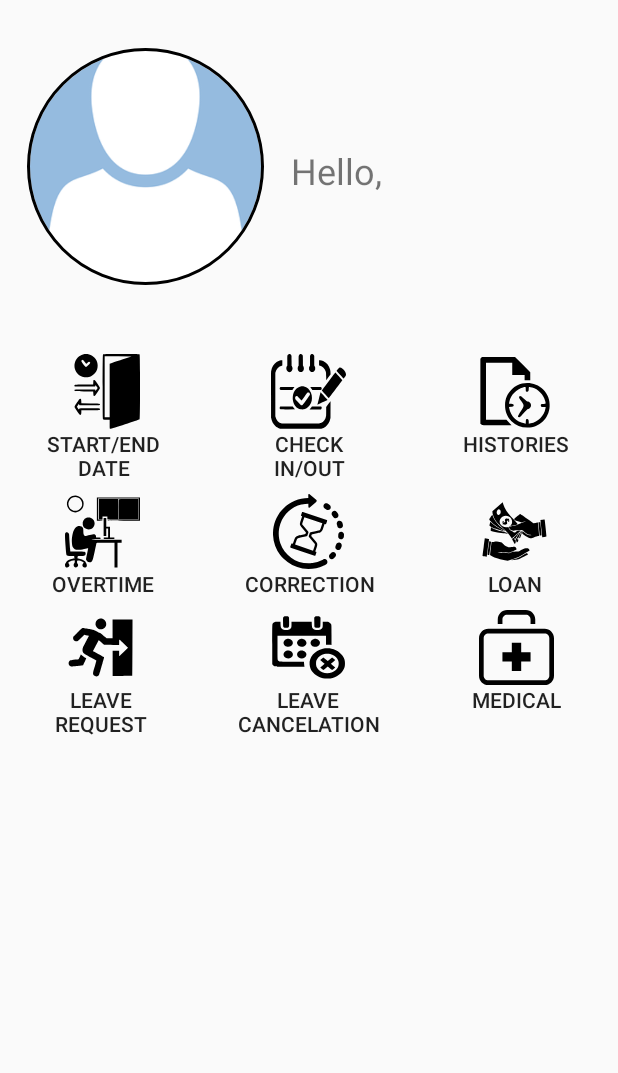
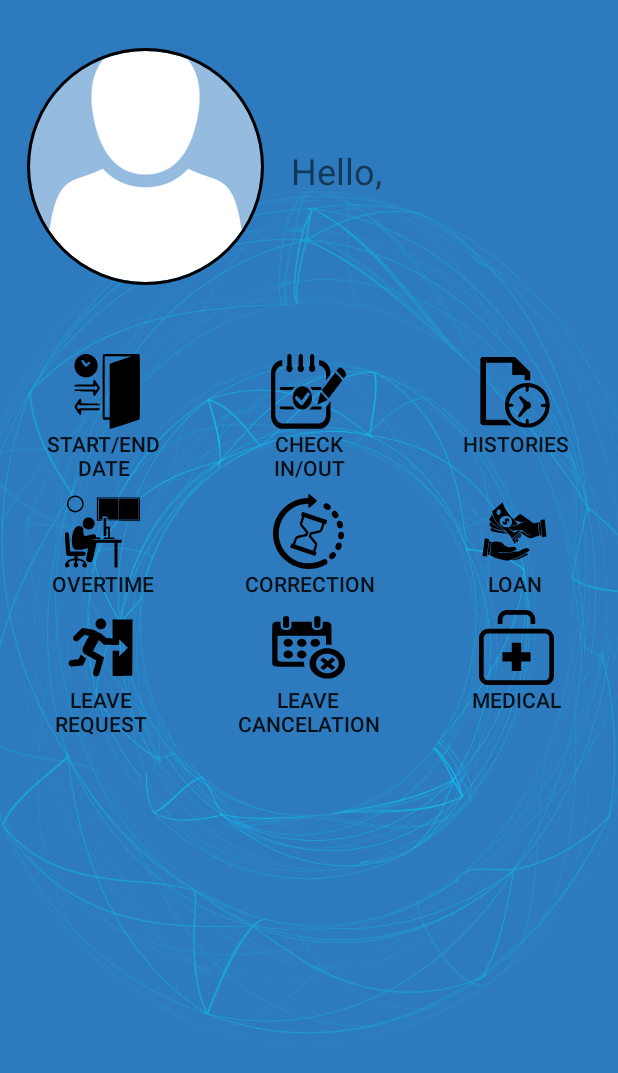
Before and after one commit to Fiv38/StarbridgesMobile, an Android app: the layout activity_home.xml on its own in the app's theme, with its tools: preview values and no code run, on a phone screen of 412 x 824 dp. Shown: the top 1073 px of the screen. Run offline under Robolectric (Android 15) with nearby library versions, the phone set to English and light mode, and no system bars.

Commit message:
update background

```diff
--- a/app/src/main/res/layout/activity_home.xml
+++ b/app/src/main/res/layout/activity_home.xml
@@ -6,7 +6,9 @@
     android:layout_height="match_parent"
     tools:context="com.example.android.starbridges.activity.HomeActivity"
     tools:layout_editor_absoluteY="81dp"
-    tools:layout_editor_absoluteX="0dp">
+    tools:layout_editor_absoluteX="0dp"
+    android:background="@drawable/bg1080x1920"
+    >
 
 
     <LinearLayout
```
Also changed, not shown: app/src/main/res/drawable/bg1080x1920.jpg (added), app/src/main/res/drawable/bg1440x2560.jpg (added), app/src/main/res/drawable/bg240x320.jpg (added), app/src/main/res/drawable/bg320x480.jpg (added), app/src/main/res/drawable/bg480x800.jpg (added), app/src/main/res/drawable/bg768x1280.jpg (added), 1 other file.
